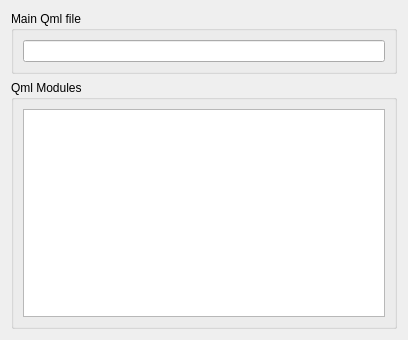
First picture: the form in src/plugins/qmlprojectmanager/wizards/qmlstandaloneappwizardsourcespage.ui, repository qt-creator/qt-creator, before the edit.
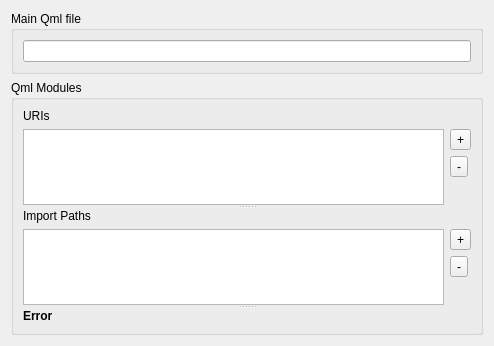
Second picture: the form after the edit. Custom widgets are drawn as their Qt base class.

Commit message: Implement Gui for Qml module deployment.

The edit to the form file:
```diff
--- a/src/plugins/qmlprojectmanager/wizards/qmlstandaloneappwizardsourcespage.ui
+++ b/src/plugins/qmlprojectmanager/wizards/qmlstandaloneappwizardsourcespage.ui
@@ -6,8 +6,8 @@
    <rect>
     <x>0</x>
     <y>0</y>
-    <width>408</width>
-    <height>340</height>
+    <width>494</width>
+    <height>346</height>
    </rect>
   </property>
   <property name="windowTitle">
@@ -31,9 +31,115 @@
      <property name="title">
       <string>Qml Modules</string>
      </property>
-     <layout class="QVBoxLayout" name="verticalLayout">
+     <layout class="QHBoxLayout" name="horizontalLayout">
       <item>
-       <widget class="QListWidget" name="qmlModulesListWidget"/>
+       <widget class="QSplitter" name="splitter">
+        <property name="orientation">
+         <enum>Qt::Vertical</enum>
+        </property>
+        <property name="childrenCollapsible">
+         <bool>false</bool>
+        </property>
+        <widget class="QWidget" name="layoutWidget">
+         <layout class="QGridLayout" name="gridLayout">
+          <item row="1" column="0" rowspan="3">
+           <widget class="QListWidget" name="urisListWidget"/>
+          </item>
+          <item row="1" column="1">
+           <widget class="QToolButton" name="addModuleUriButton">
+            <property name="text">
+             <string>+</string>
+            </property>
+           </widget>
+          </item>
+          <item row="2" column="1">
+           <widget class="QToolButton" name="removeModuleUriButton">
+            <property name="text">
+             <string>-</string>
+            </property>
+           </widget>
+          </item>
+          <item row="3" column="1">
+           <spacer name="verticalSpacer">
+            <property name="orientation">
+             <enum>Qt::Vertical</enum>
+            </property>
+            <property name="sizeType">
+             <enum>QSizePolicy::MinimumExpanding</enum>
+            </property>
+            <property name="sizeHint" stdset="0">
+             <size>
+              <width>20</width>
+              <height>0</height>
+             </size>
+            </property>
+           </spacer>
+          </item>
+          <item row="0" column="0" colspan="2">
+           <widget class="QLabel" name="label_2">
+            <property name="text">
+             <string>URIs</string>
+            </property>
+           </widget>
+          </item>
+         </layout>
+        </widget>
+        <widget class="QWidget" name="layoutWidget">
+         <layout class="QGridLayout" name="gridLayout_2">
+          <item row="1" column="0" rowspan="3">
+           <widget class="QListWidget" name="importPathsListWidget"/>
+          </item>
+          <item row="1" column="1">
+           <widget class="QToolButton" name="addImportPathButton">
+            <property name="text">
+             <string>+</string>
+            </property>
+           </widget>
+          </item>
+          <item row="2" column="1">
+           <widget class="QToolButton" name="removeImportPathButton">
+            <property name="text">
+             <string>-</string>
+            </property>
+           </widget>
+          </item>
+          <item row="3" column="1">
+           <spacer name="verticalSpacer_2">
+            <property name="orientation">
+             <enum>Qt::Vertical</enum>
+            </property>
+            <property name="sizeType">
+             <enum>QSizePolicy::MinimumExpanding</enum>
+            </property>
+            <property name="sizeHint" stdset="0">
+             <size>
+              <width>20</width>
+              <height>0</height>
+             </size>
+            </property>
+           </spacer>
+          </item>
+          <item row="0" column="0" colspan="2">
+           <widget class="QLabel" name="label">
+            <property name="text">
+             <string>Import Paths</string>
+            </property>
+           </widget>
+          </item>
+         </layout>
+        </widget>
+        <widget class="QLabel" name="errorLabel">
+         <property name="font">
+          <font>
+           <weight>75</weight>
+           <bold>true</bold>
+          </font>
+         </property>
+         <property name="text">
+          <string>Error</string>
+         </property>
+        </widget>
+       </widget>
       </item>
      </layout>
     </widget>
```
Left out of the diff: 5 changed lines with no effect on the pictures. The commit also changes 4 other files.
